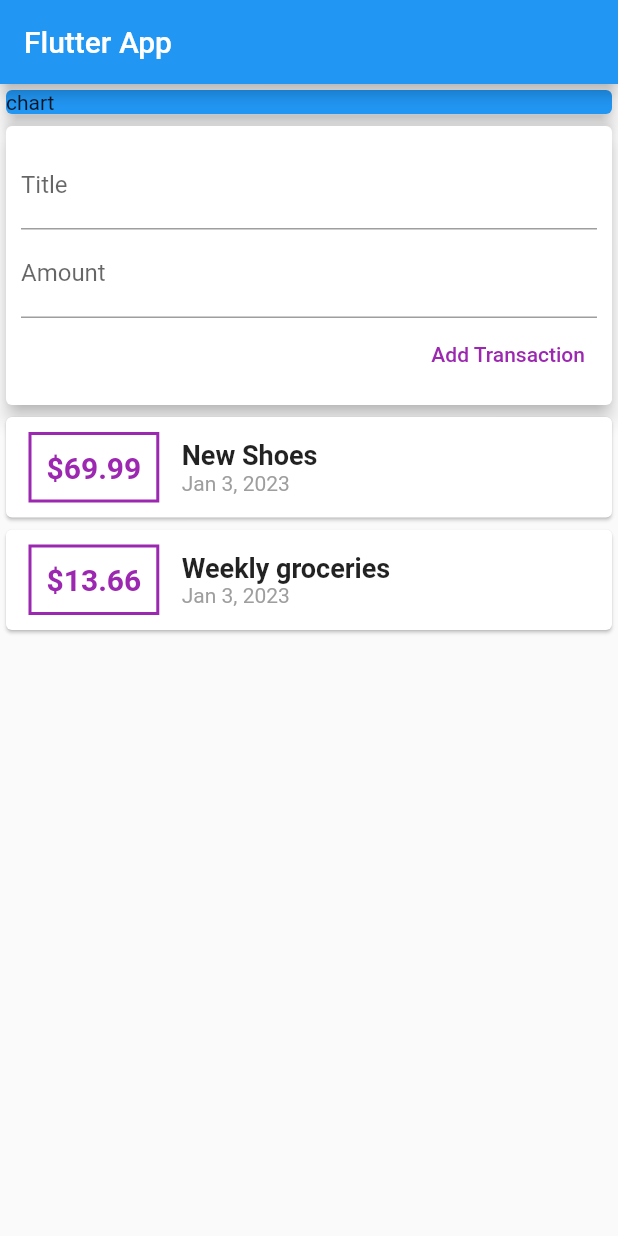
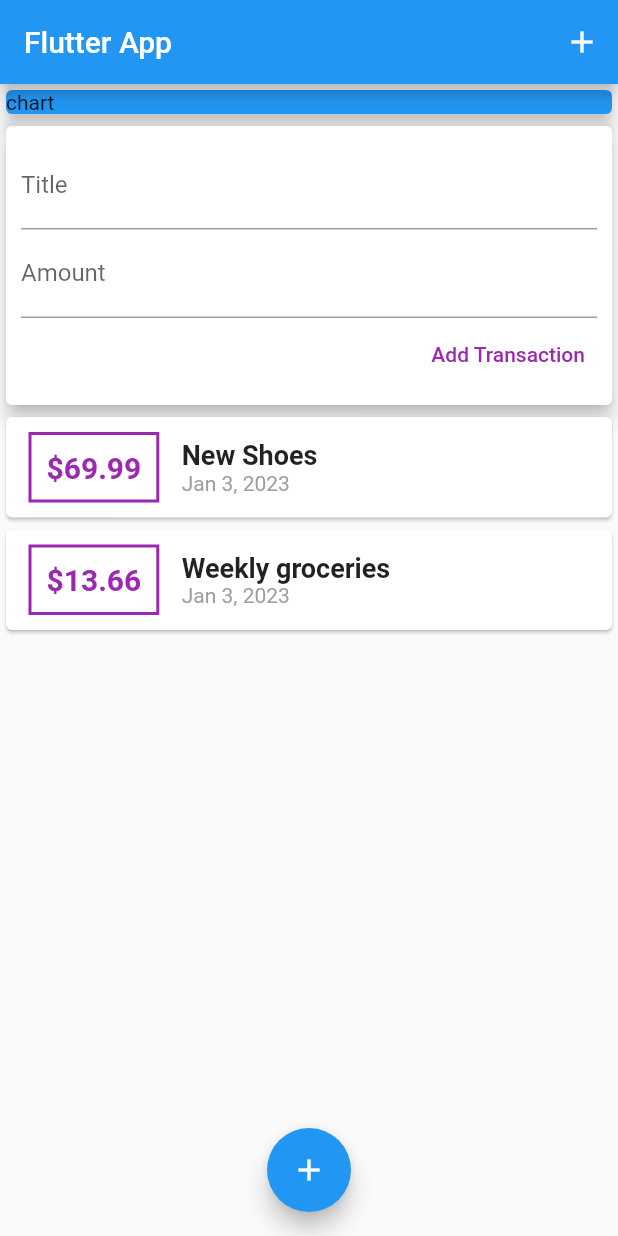
Before and after one commit to reza-salehipour/flutter-expence-app, a Flutter app: the screen it shows after launch, on a phone screen of 412 x 824 dp. Run offline on Flutter 3.47's test engine with Material 2 defaults, Android fonts, the phone set to English and light mode, and no system bars.

Commit message:
add floatingAction scaffold & actions to appbar

```diff
--- a/lib/main.dart
+++ b/lib/main.dart
@@ -24,6 +24,7 @@ class MyHomePage extends StatelessWidget {
     return Scaffold(
       appBar: AppBar(
         title: Text('Flutter App'),
+        actions: <Widget>[IconButton(icon: Icon(Icons.add), onPressed: () {})],
       ),
       body: SingleChildScrollView(
         child: Column(
@@ -42,6 +43,11 @@ class MyHomePage extends StatelessWidget {
           ],
         ),
       ),
+      floatingActionButtonLocation: FloatingActionButtonLocation.centerFloat,
+      floatingActionButton: FloatingActionButton(
+        child: Icon(Icons.add),
+        onPressed: () {},
+      ),
     );
   }
 }
```
